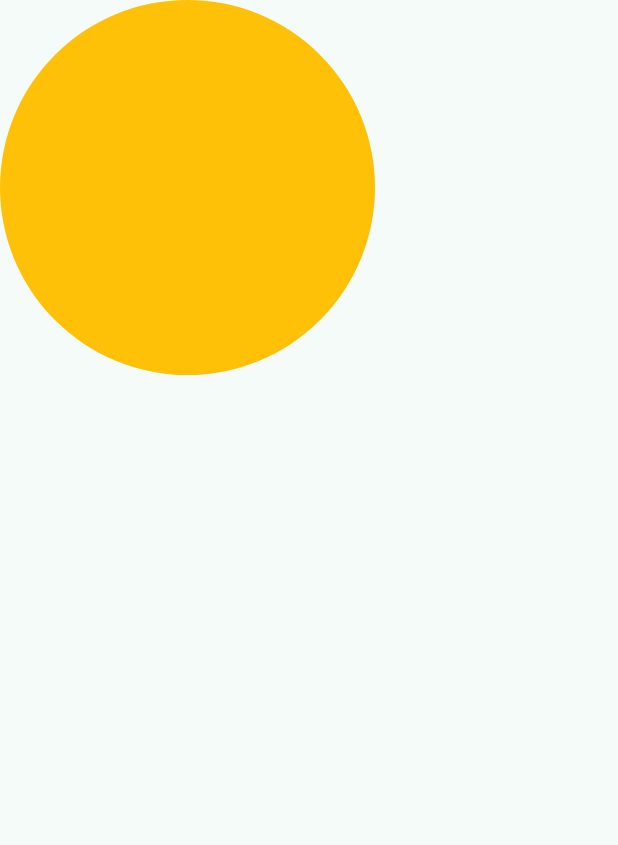
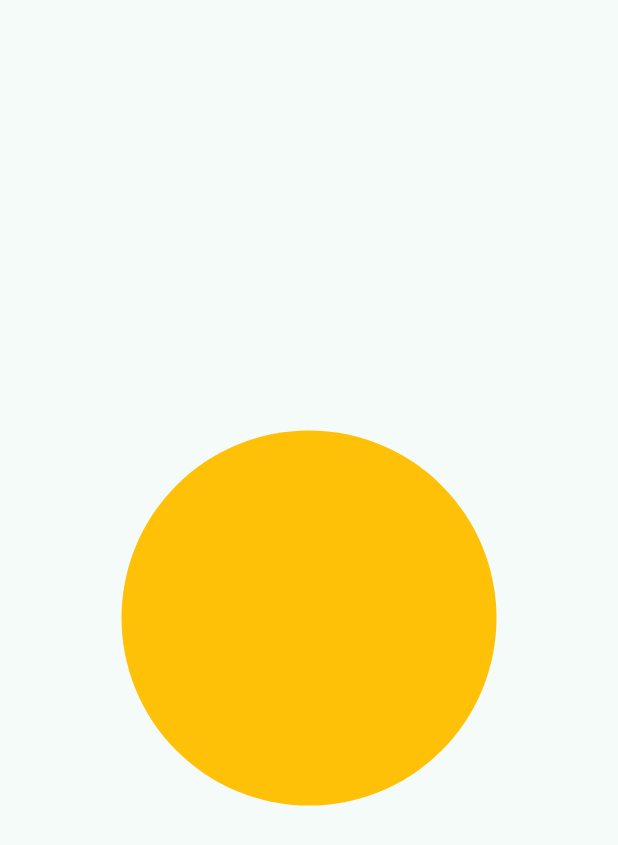
Before and after one commit to zaqimaulana/Tugas_week6_1123150048, a Flutter app: the screen it shows after launch, on a phone screen of 412 x 824 dp. Shown: the top 845 px of the screen. Run offline on Flutter 3.47's test engine with Material 3 defaults, Android fonts, the light colour scheme and no system bars.

Commit message:
mengubah posisi lingkaran jadi ditengah dan menambahkan gambar di assets

```diff
--- a/lib/screen/splash_screen_1.dart
+++ b/lib/screen/splash_screen_1.dart
@@ -6,7 +6,9 @@ class SplashScreen1 extends StatelessWidget {
   @override
   Widget build(BuildContext context) {
     return Scaffold(
-      body: Column(
+      body: Center(
+        child: Column(
+          mainAxisAlignment: MainAxisAlignment.center,
           children: [
             Container(
               width: 250,
@@ -29,6 +31,7 @@ class SplashScreen1 extends StatelessWidget {
             // Membuat Button Continue
           ],
         ),
+      ),
     );
   }
 }
```
Also changed, not shown: assets/images/splash1.webp (added), assets/images/splash2.webp (added), assets/images/splash3.png (added). Lines whose indentation alone changed are shown as unchanged.
